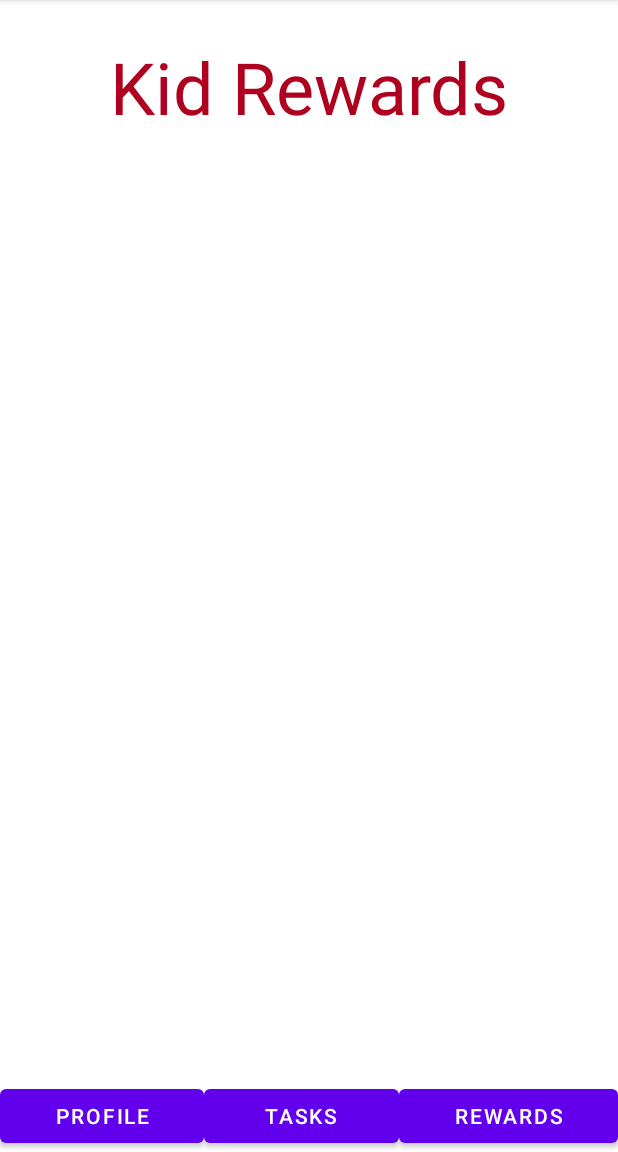
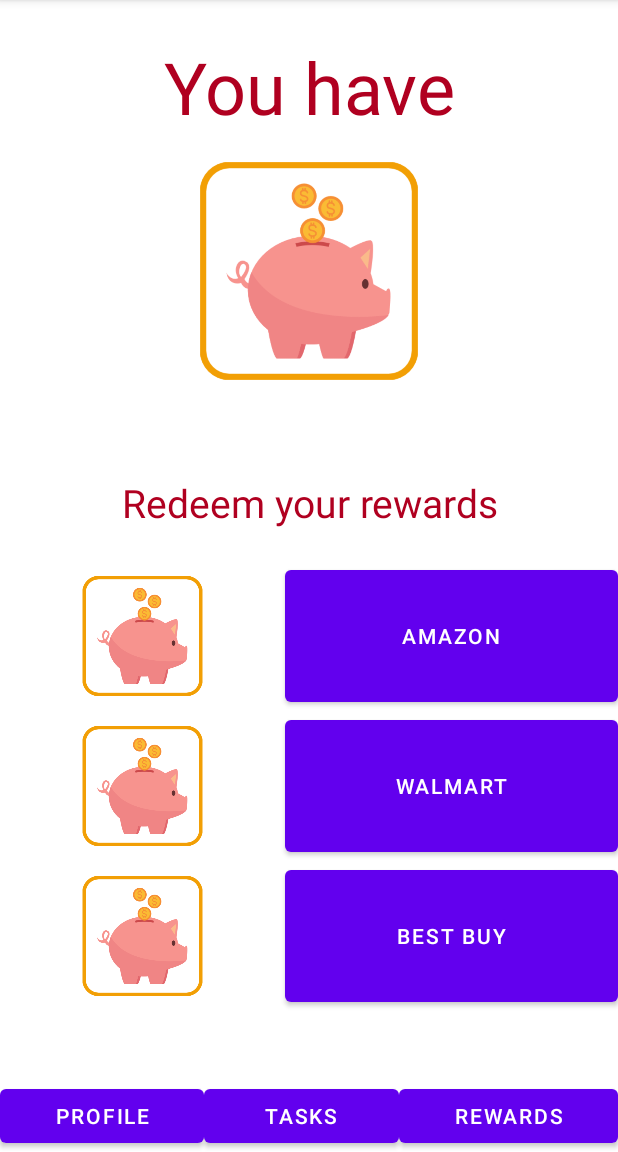
Before and after one commit to rbettinelli/done, an Android app: the fragment UserRewardFragment placed in its activity, on a phone screen of 412 x 824 dp, the part 84-1236 px from its top. Run offline under Robolectric (Android 15) with nearby library versions, the phone set to English and light mode, and no system bars.

Commit message:
Merge remote-tracking branch 'origin/master'

```diff
--- a/app/src/main/res/layout/fragment_user_reward.xml
+++ b/app/src/main/res/layout/fragment_user_reward.xml
@@ -1,5 +1,6 @@
 <?xml version="1.0" encoding="utf-8"?>
 <FrameLayout xmlns:android="http://schemas.android.com/apk/res/android"
+    xmlns:app="http://schemas.android.com/apk/res-auto"
     xmlns:tools="http://schemas.android.com/tools"
     android:layout_width="match_parent"
     android:layout_height="match_parent"
@@ -13,14 +14,97 @@
         tools:context=".AdminProfile">
 
         <TextView
-            android:id="@+id/textView3"
+            android:id="@+id/textView"
             android:layout_width="match_parent"
             android:layout_height="wrap_content"
             android:layout_marginTop="25dp"
             android:gravity="center"
-            android:text="Kid Rewards"
+            android:text="You have"
             android:textColor="@color/design_default_color_error"
             android:textSize="48sp" />
+
+        <ImageView
+            android:id="@+id/imageView5"
+            android:layout_width="373dp"
+            android:layout_height="181dp"
+            app:srcCompat="@drawable/savings" />
+
+        <TextView
+            android:id="@+id/textView3"
+            android:layout_width="match_parent"
+            android:layout_height="77dp"
+            android:layout_marginTop="25dp"
+            android:gravity="center"
+            android:text="Redeem your rewards"
+            android:textColor="@color/design_default_color_error"
+            android:textSize="26sp" />
+
+        <LinearLayout
+            android:layout_width="match_parent"
+            android:layout_height="match_parent"
+            android:orientation="vertical">
+
+            <LinearLayout
+                android:layout_width="match_parent"
+                android:layout_height="100dp"
+                android:orientation="horizontal">
+
+                <ImageView
+                    android:id="@+id/imageView6"
+                    android:layout_width="88dp"
+                    android:layout_height="wrap_content"
+                    android:layout_weight="1"
+                    app:srcCompat="@drawable/savings" />
+
+                <Button
+                    android:id="@+id/button2"
+                    android:layout_width="120dp"
+                    android:layout_height="match_parent"
+                    android:layout_weight="1"
+                    android:text="Amazon"
+                    app:iconPadding="10dp" />
+            </LinearLayout>
+
+            <LinearLayout
+                android:layout_width="match_parent"
+                android:layout_height="100dp"
+                android:orientation="horizontal">
+
+                <ImageView
+                    android:id="@+id/imageView7"
+                    android:layout_width="88dp"
+                    android:layout_height="wrap_content"
+                    android:layout_weight="1"
+                    app:srcCompat="@drawable/savings" />
+
+                <Button
+                    android:id="@+id/button3"
+                    android:layout_width="120dp"
+                    android:layout_height="match_parent"
+                    android:layout_weight="1"
+                    android:text="Walmart" />
+            </LinearLayout>
+
+            <LinearLayout
+                android:layout_width="match_parent"
+                android:layout_height="100dp"
+                android:orientation="horizontal">
+
+                <ImageView
+                    android:id="@+id/imageView8"
+                    android:layout_width="88dp"
+                    android:layout_height="wrap_content"
+                    android:layout_weight="1"
+                    app:srcCompat="@drawable/savings" />
+
+                <Button
+                    android:id="@+id/button4"
+                    android:layout_width="120dp"
+                    android:layout_height="match_parent"
+                    android:layout_weight="1"
+                    android:text="Best Buy" />
+            </LinearLayout>
+        </LinearLayout>
 
     </LinearLayout>
 
```
Also changed, not shown: app/src/main/java/com/ioserv/done/UserTasks.java (added, +35 -0 lines), app/src/main/res/layout/activity_rewards_dashboard.xml (deleted, +0 -110 lines), app/src/main/res/layout/fragment_user_tasks.xml (+34 -13 lines), app/src/main/res/drawable/brush_teeth.png (added), app/src/main/res/drawable/dishes.png (added), app/src/main/res/drawable/feed_pet.png (added), app/src/main/res/drawable/make_bed.png (added), app/src/main/res/drawable/mop_clean.png (added), app/src/main/res/drawable/savings.png (added), app/src/main/res/drawable/trash.png (added), app/src/main/res/drawable/water_plants.png (added).
